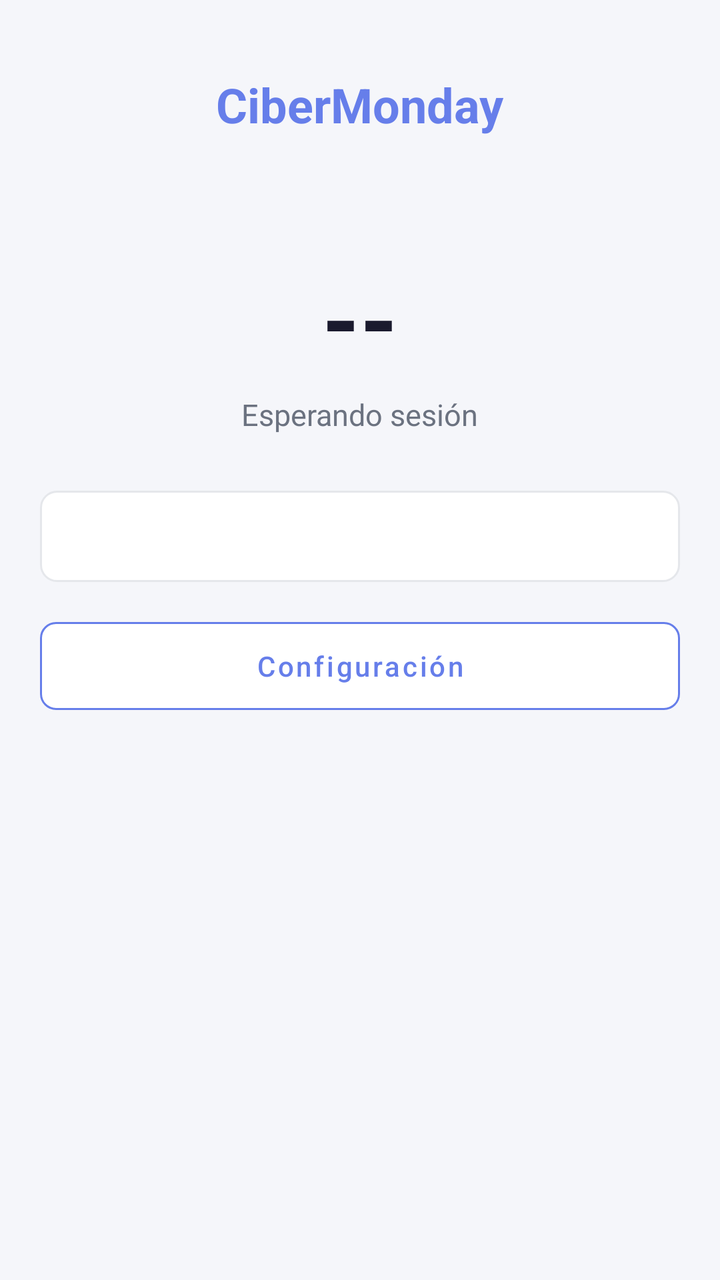
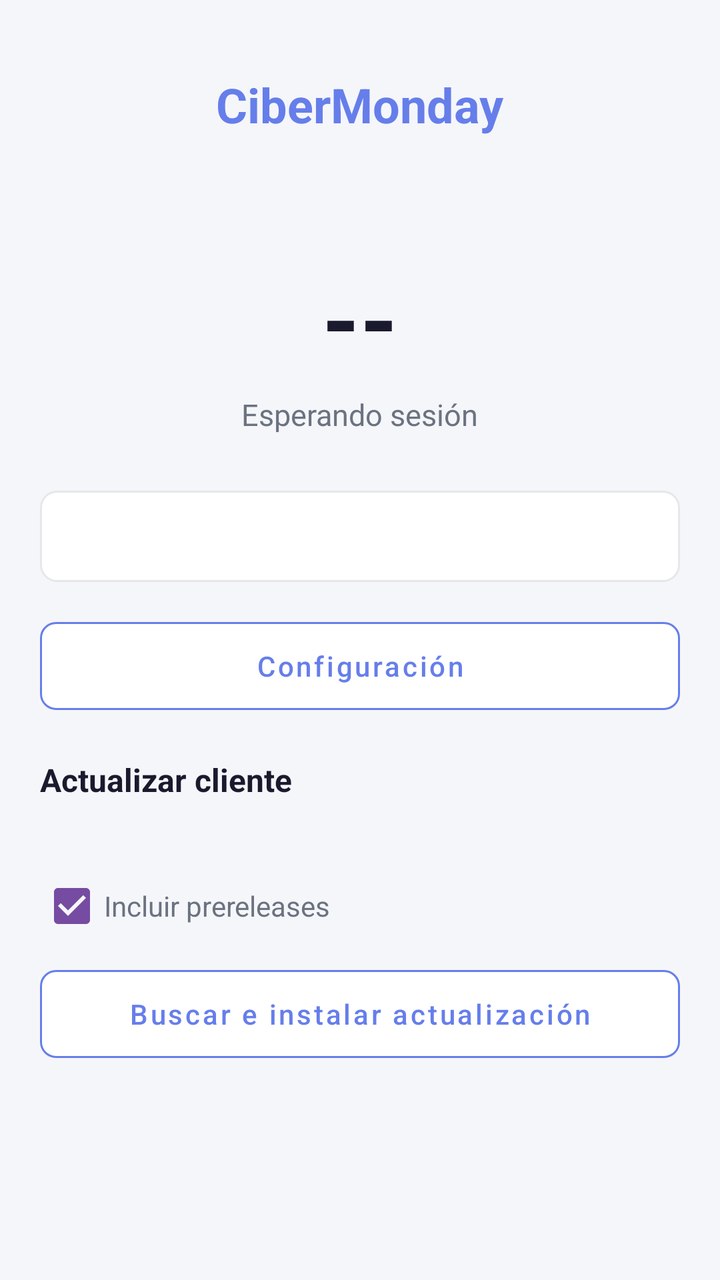

Two renders of the same Android screen: before a commit and after it. Below are the layout's source before the change and the commit's diff.
<!-- AndroidManifest.xml: application theme Theme.CiberMondayClient -->
<!-- res/layout/activity_status.xml -->
<?xml version="1.0" encoding="utf-8"?>
<ScrollView xmlns:android="http://schemas.android.com/apk/res/android"
    android:layout_width="match_parent"
    android:layout_height="match_parent"
    android:background="@color/background"
    android:fillViewport="true">

    <LinearLayout
        android:layout_width="match_parent"
        android:layout_height="wrap_content"
        android:gravity="center_horizontal"
        android:orientation="vertical"
        android:padding="20dp">

        <TextView
            android:layout_width="wrap_content"
            android:layout_height="wrap_content"
            android:layout_marginTop="16dp"
            android:text="CiberMonday"
            android:textColor="@color/primary"
            android:textSize="24sp"
            android:textStyle="bold" />

        <TextView
            android:id="@+id/txtClientId"
            android:layout_width="wrap_content"
            android:layout_height="wrap_content"
            android:layout_marginTop="6dp"
            android:textColor="@color/text_secondary"
            android:textSize="12sp" />

        <TextView
            android:id="@+id/txtRemaining"
            android:layout_width="wrap_content"
            android:layout_height="wrap_content"
            android:layout_marginTop="36dp"
            android:text="--"
            android:textColor="@color/text_primary"
            android:textSize="48sp"
            android:textStyle="bold" />

        <TextView
            android:id="@+id/txtStatusLabel"
            android:layout_width="wrap_content"
            android:layout_height="wrap_content"
            android:layout_marginTop="6dp"
            android:text="Esperando sesión"
            android:textColor="@color/text_secondary"
            android:textSize="15sp" />

        <TextView
            android:id="@+id/txtServerInfo"
            android:layout_width="match_parent"
            android:layout_height="wrap_content"
            android:layout_marginTop="28dp"
            android:background="@drawable/edit_text_bg"
            android:padding="14dp"
            android:textColor="@color/text_secondary"
            android:textSize="13sp" />

        <com.google.android.material.button.MaterialButton
            android:id="@+id/btnOpenSetup"
            style="@style/Widget.CiberMonday.Button.Secondary"
            android:layout_width="match_parent"
            android:layout_height="wrap_content"
            android:layout_marginTop="20dp"
            android:text="Configuración" />

    </LinearLayout>
</ScrollView>
<!-- resources referenced by this layout -->
<resources>
  <color name="background">#F5F6FA</color>
  <color name="primary">#667eea</color>
  <color name="text_primary">#1A1A2E</color>
  <color name="text_secondary">#6B7280</color>
  <!-- drawable edit_text_bg (drawable) -->
  <?xml version="1.0" encoding="utf-8"?>
  <shape xmlns:android="http://schemas.android.com/apk/res/android"
      android:shape="rectangle">
      <solid android:color="@android:color/white" />
      <stroke android:width="1dp" android:color="#E5E7EB" />
      <corners android:radius="8dp" />
  </shape>
  <style name="Widget.CiberMonday.Button.Secondary" parent="Widget.MaterialComponents.Button.OutlinedButton">
          <item name="android:insetTop">0dp</item>
          <item name="android:insetBottom">0dp</item>
          <item name="android:minHeight">44dp</item>
          <item name="android:textAllCaps">false</item>
          <item name="android:textSize">14sp</item>
          <item name="strokeColor">@color/primary</item>
          <item name="strokeWidth">1dp</item>
          <item name="backgroundTint">@android:color/white</item>
          <item name="cornerRadius">8dp</item>
          <item name="android:textColor">@color/primary</item>
      </style>
  <style name="Theme.CiberMondayClient" parent="Theme.MaterialComponents.Light.NoActionBar">
          <item name="colorPrimary">@color/primary</item>
          <item name="colorPrimaryVariant">@color/primary_dark</item>
          <item name="colorOnPrimary">@android:color/white</item>
          <item name="colorSecondary">@color/secondary</item>
          <item name="colorOnSecondary">@android:color/white</item>
          <item name="android:statusBarColor">@color/primary</item>
          <item name="android:windowBackground">@color/background</item>
      </style>
  <color name="primary_dark">#5568d3</color>
  <color name="secondary">#764ba2</color>
</resources>

<!-- the commit's change to res/layout/activity_status.xml (unified diff, before → after) -->
@@ -66,5 +66,48 @@
             android:layout_marginTop="20dp"
             android:text="Configuración" />
 
+        <TextView
+            android:layout_width="match_parent"
+            android:layout_height="wrap_content"
+            android:layout_marginTop="24dp"
+            android:text="Actualizar cliente"
+            android:textColor="@color/text_primary"
+            android:textSize="16sp"
+            android:textStyle="bold" />
+
+        <TextView
+            android:id="@+id/txtAppVersion"
+            android:layout_width="match_parent"
+            android:layout_height="wrap_content"
+            android:layout_marginTop="4dp"
+            android:textColor="@color/text_secondary"
+            android:textSize="12sp" />
+
+        <com.google.android.material.checkbox.MaterialCheckBox
+            android:id="@+id/chkPrerelease"
+            android:layout_width="match_parent"
+            android:layout_height="wrap_content"
+            android:layout_marginTop="8dp"
+            android:checked="true"
+            android:text="Incluir prereleases"
+            android:textColor="@color/text_secondary" />
+
+        <com.google.android.material.button.MaterialButton
+            android:id="@+id/btnUpdateClient"
+            style="@style/Widget.CiberMonday.Button.Secondary"
+            android:layout_width="match_parent"
+            android:layout_height="wrap_content"
+            android:layout_marginTop="8dp"
+            android:text="Buscar e instalar actualización" />
+
+        <TextView
+            android:id="@+id/txtUpdateStatus"
+            android:layout_width="match_parent"
+            android:layout_height="wrap_content"
+            android:layout_marginTop="8dp"
+            android:layout_marginBottom="16dp"
+            android:textColor="@color/text_secondary"
+            android:textSize="12sp" />
+
     </LinearLayout>
 </ScrollView>
